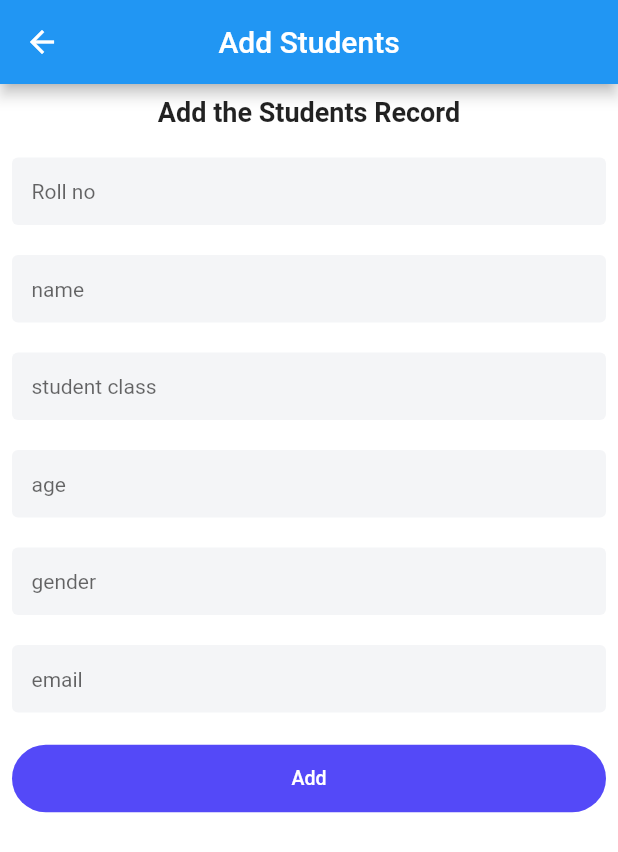
After one commit to wackyapps/flutter_provider, a Flutter app: the screen it shows after launch, after a tap on the "add" icon, on a phone screen of 412 x 824 dp. The commit adds this screen. Shown: the top 852 px of the screen. Run offline on Flutter 3.47's test engine with Material 2 defaults, Android fonts, the phone set to English and light mode, and no system bars.

Commit message:
additipon done

```diff
--- a/lib/providers/student_provider.dart
+++ b/lib/providers/student_provider.dart
@@ -10,6 +10,7 @@ class StudentProvider extends ChangeNotifier {
   StudentProvider() {
     isLoading = true;
     _listOfStudents = _studentRepository.getStudentList();
+
     isLoading = false;
   }
 
--- /dev/null
+++ b/lib/screens/add_student.dart
@@ -0,0 +1,208 @@
+import 'package:flutter/material.dart';
+import 'package:provider/provider.dart';
+import 'package:vdo/models/student_model/student.dart';
+import 'package:vdo/providers/student_provider.dart';
+
+class AddBooks extends StatefulWidget {
+  const AddBooks({Key? key}) : super(key: key);
+
+  @override
+  State<AddBooks> createState() => _AddBooksState();
+}
+
+class _AddBooksState extends State<AddBooks> {
+  bool _loading = false;
+
+  @override
+  void initState() {
+    super.initState();
+  }
+
+  final TextEditingController _rollNo = TextEditingController();
+  final TextEditingController _name = TextEditingController();
+  final TextEditingController _studentClass = TextEditingController();
+  final TextEditingController _age = TextEditingController();
+  final TextEditingController _gender = TextEditingController();
+  final TextEditingController _email = TextEditingController();
+  @override
+  void dispose() {
+    // Clean up the controller when the widget is disposed.
+    _rollNo.dispose();
+    _name.dispose();
+    _studentClass.dispose();
+    _age.dispose();
+    _gender.dispose();
+    _email.dispose();
+    super.dispose();
+  }
+
+  @override
+  Widget build(BuildContext context) {
+    return Scaffold(
+      backgroundColor: Colors.white,
+      appBar: AppBar(
+        title: Text('Add Students'),
+        centerTitle: true,
+        // backgroundColor: Colors.,
+      ),
+      body: ListView(
+        padding: EdgeInsets.all(8),
+        children: [
+          Center(
+            child: Text(
+              'Add the Students Record',
+              style: TextStyle(fontSize: 18, fontWeight: FontWeight.bold),
+            ),
+          ),
+          SizedBox(
+            height: 20,
+          ),
+          TextFormField(
+            controller: _rollNo,
+            decoration: InputDecoration(
+              filled: true,
+              isDense: true,
+              contentPadding: EdgeInsets.all(13),
+              fillColor: Color(0xffF4F5F7),
+              hintText: 'Roll no',
+              hintStyle: TextStyle(
+                fontSize: 14,
+              ),
+              border: OutlineInputBorder(
+                // borderRadius: BorderRadius.circular(25),
+                borderSide: BorderSide.none,
+              ),
+            ),
+          ),
+          SizedBox(
+            height: 20,
+          ),
+          TextFormField(
+            controller: _name,
+            decoration: InputDecoration(
+              filled: true,
+              isDense: true,
+              contentPadding: EdgeInsets.all(13),
+              fillColor: Color(0xffF4F5F7),
+              hintText: 'name',
+              hintStyle: TextStyle(
+                fontSize: 14,
+              ),
+              border: OutlineInputBorder(
+                borderSide: BorderSide.none,
+              ),
+            ),
+          ),
+          SizedBox(
+            height: 20,
+          ),
+          TextFormField(
+            controller: _studentClass,
+            decoration: InputDecoration(
+              filled: true,
+              isDense: true,
+              contentPadding: EdgeInsets.all(13),
+              fillColor: Color(0xffF4F5F7),
+              hintText: 'student class',
+              hintStyle: TextStyle(
+                fontSize: 14,
+              ),
+              border: OutlineInputBorder(
+                borderSide: BorderSide.none,
+              ),
+            ),
+          ),
+          SizedBox(
+            height: 20,
+          ),
+          TextFormField(
+            controller: _age,
+            decoration: InputDecoration(
+              filled: true,
+              isDense: true,
+              contentPadding: EdgeInsets.all(13),
+              fillColor: Color(0xffF4F5F7),
+              hintText: 'age',
+              hintStyle: TextStyle(
+                fontSize: 14,
+              ),
+              border: OutlineInputBorder(
+                borderSide: BorderSide.none,
+              ),
+            ),
+          ),
+          SizedBox(
+            height: 20,
+          ),
+          TextFormField(
+            controller: _gender,
+            decoration: InputDecoration(
+              filled: true,
+              isDense: true,
+              contentPadding: EdgeInsets.all(13),
+              fillColor: Color(0xffF4F5F7),
+              hintText: 'gender',
+              hintStyle: TextStyle(
+                fontSize: 14,
+              ),
+              border: OutlineInputBorder(
+                borderSide: BorderSide.none,
+              ),
+            ),
+          ),
+          SizedBox(
+            height: 20,
+          ),
+          TextFormField(
+            controller: _email,
+            decoration: InputDecoration(
+              filled: true,
+              isDense: true,
+              contentPadding: EdgeInsets.all(13),
+              fillColor: Color(0xffF4F5F7),
+              hintText: 'email',
+              hintStyle: TextStyle(
+                fontSize: 14,
+              ),
+              border: OutlineInputBorder(
+                borderSide: BorderSide.none,
+              ),
+            ),
+          ),
+          SizedBox(
+            height: 20,
+          ),
+          ElevatedButton(
+            onPressed: () {
+              _loading = true;
+              Provider.of<StudentProvider>(context, listen: false).addStudent(
+                Student(
+                  rollNo: int.parse(_rollNo.text),
+                  name: _name.text,
+                  studentClass: _studentClass.text,
+                  age: int.parse(_age.text),
+                  gender: _gender.text,
+                  email: _email.text,
+                ),
+              ); // pass your controller variables here
+              _loading = false;
+            },
+            style: ElevatedButton.styleFrom(
+              elevation: 0,
+              primary: Color(0xff5449F8),
+              minimumSize: Size(MediaQuery.of(context).size.width, 45),
+              shape: RoundedRectangleBorder(
+                  borderRadius: BorderRadius.circular(50)),
+            ),
+            child: Text(
+              'Add',
+              style: TextStyle(
+                fontSize: 13,
+              ),
+            ),
+          )
+        ],
+      ),
+    );
+  }
+}
--- a/lib/screens/students_list/student_list.dart
+++ b/lib/screens/students_list/student_list.dart
@@ -1,6 +1,8 @@
 import 'package:flutter/material.dart';
 import 'package:provider/provider.dart';
+import 'package:vdo/models/student_model/student.dart';
 import 'package:vdo/providers/student_provider.dart';
+import 'package:vdo/screens/add_student.dart';
 
 class StudentList extends StatelessWidget {
   const StudentList({Key? key}) : super(key: key);
@@ -8,12 +10,14 @@ class StudentList extends StatelessWidget {
   @override
   Widget build(BuildContext context) {
     // StudentProvider studentProvider = Provider.of<StudentProvider>(context, listen: false);
+    bool _loading = false;
     return Scaffold(
         appBar: AppBar(
           title: Text('Student List'),
         ),
         body: ListView.builder(
-          itemCount: 0,
+          itemCount:
+              Provider.of<StudentProvider>(context).listOfStudents.length,
           itemBuilder: (BuildContext context, int index) {
             return Consumer<StudentProvider>(
               builder: (context, model, child) {
@@ -123,16 +127,55 @@ class StudentList extends StatelessWidget {
                                       SizedBox(
                                         width: 15,
                                       ),
-                                      Icon(
-                                        Icons.delete,
-                                        color: Colors.red,
+                                      InkWell(
+                                        onTap: () {
+                                          _loading = true;
+                                          Provider.of<StudentProvider>(context,
+                                                  listen: false)
+                                              .deleteStudent(
+                                            Student(
+                                              rollNo: model
+                                                  .listOfStudents[index].rollNo,
+                                              name: model
+                                                  .listOfStudents[index].name,
+                                              studentClass: model
+                                                  .listOfStudents[index]
+                                                  .studentClass,
+                                              age: model
+                                                  .listOfStudents[index].age,
+                                              gender: model
+                                                  .listOfStudents[index].gender,
+                                              email: model
+                                                  .listOfStudents[index].email,
+                                            ),
+                                          ); //
+
+                                          // Provider.of<StudentProvider>(context, listen: false).deleteStudent
+
+                                          // pass your controller variables here
+                                          _loading = false;
+                                        },
+                                        child: Icon(
+                                          Icons.delete,
+                                          color: Colors.red,
+                                        ),
                                       ),
                                       SizedBox(
                                         width: 15,
                                       ),
-                                      Icon(
-                                        Icons.add,
-                                        color: Colors.green,
+                                      InkWell(
+                                        onTap: (() {
+                                          Navigator.push(
+                                            context,
+                                            MaterialPageRoute(
+                                              builder: (context) => AddBooks(),
+                                            ),
+                                          );
+                                        }),
+                                        child: Icon(
+                                          Icons.add,
+                                          color: Colors.green,
+                                        ),
                                       ),
                                     ],
                                   ),
```
